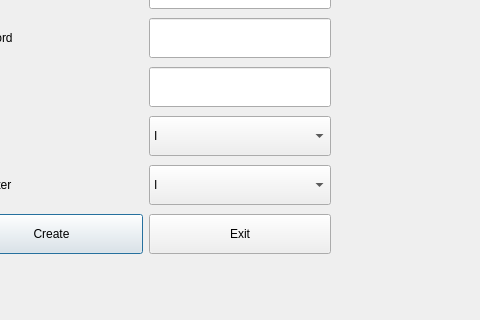
This is bms/student.ui in MythicSTR/bms-project as Qt 5 draws it before an edit; both pictures show x 271 to 751 and y 114 to 434 of the 1177 by 659 pixel window. The edited form follows.
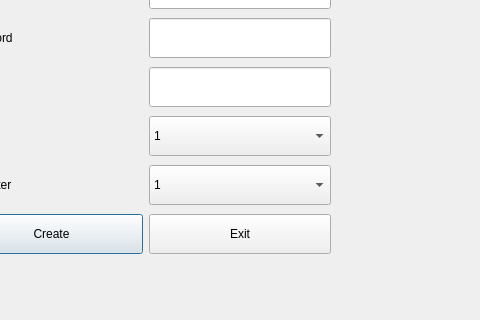
This is the edited form.

```diff
--- a/bms/student.ui
+++ b/bms/student.ui
@@ -13,7 +13,7 @@
   <property name="windowTitle">
    <string>Dialog</string>
   </property>
-  <widget class="QWidget" name="">
+  <widget class="QWidget" name="layoutWidget">
    <property name="geometry">
     <rect>
      <x>231</x>
@@ -156,7 +156,7 @@
         </property>
         <item>
          <property name="text">
-          <string>I</string>
+          <string>1</string>
          </property>
         </item>
         <item>
@@ -197,7 +197,7 @@
         </property>
         <item>
          <property name="text">
-          <string>I</string>
+          <string>1</string>
          </property>
         </item>
         <item>
```
Left out of the diff: 8 changed lines with no effect on the pictures.
